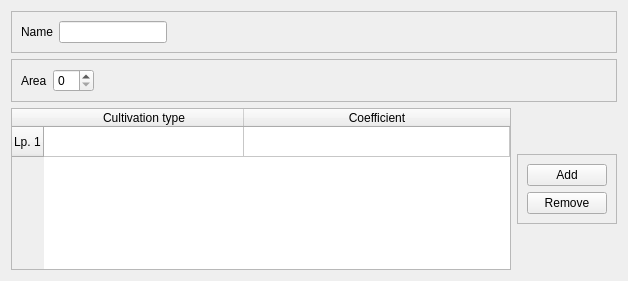
hudaszekpiotr/InzynierkaProgram, file gui/field_type_tab.ui: the form before one commit.
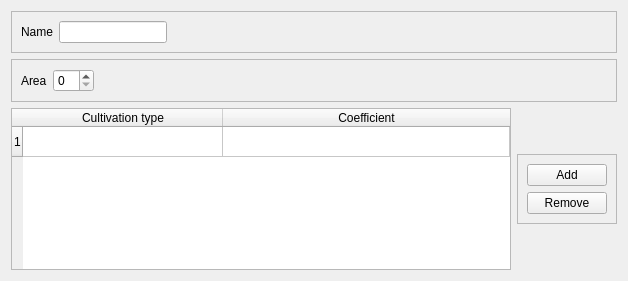
The form after the commit.

```diff
--- a/gui/field_type_tab.ui
+++ b/gui/field_type_tab.ui
@@ -30,7 +30,7 @@
      </attribute>
      <row>
       <property name="text">
-       <string>Lp. 1</string>
+       <string>1</string>
       </property>
      </row>
      <column>
```
